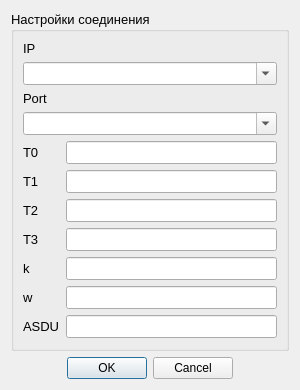
Qt form settingsdialog.ui (MicroKoder/QIEC104) before a commit.
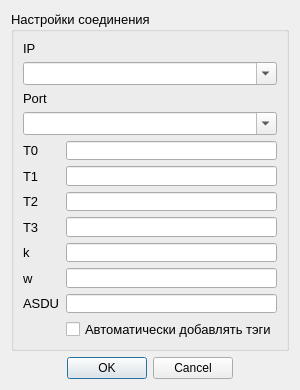
The same form after that commit.

What changed in the file:
```diff
--- a/settingsdialog.ui
+++ b/settingsdialog.ui
@@ -149,6 +149,13 @@
           </property>
          </widget>
         </item>
+        <item row="8" column="1">
+         <widget class="QCheckBox" name="AutoCreate_checkBox">
+          <property name="text">
+           <string>Автоматически добавлять тэги</string>
+          </property>
+         </widget>
+        </item>
        </layout>
       </item>
       <item>
```
